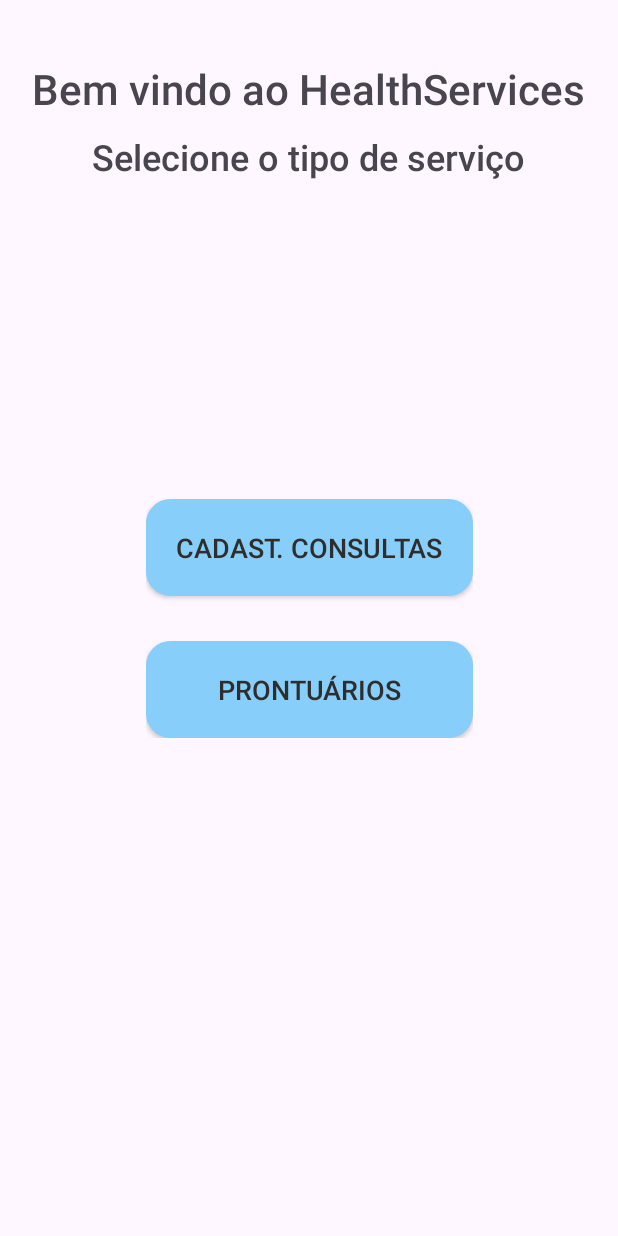
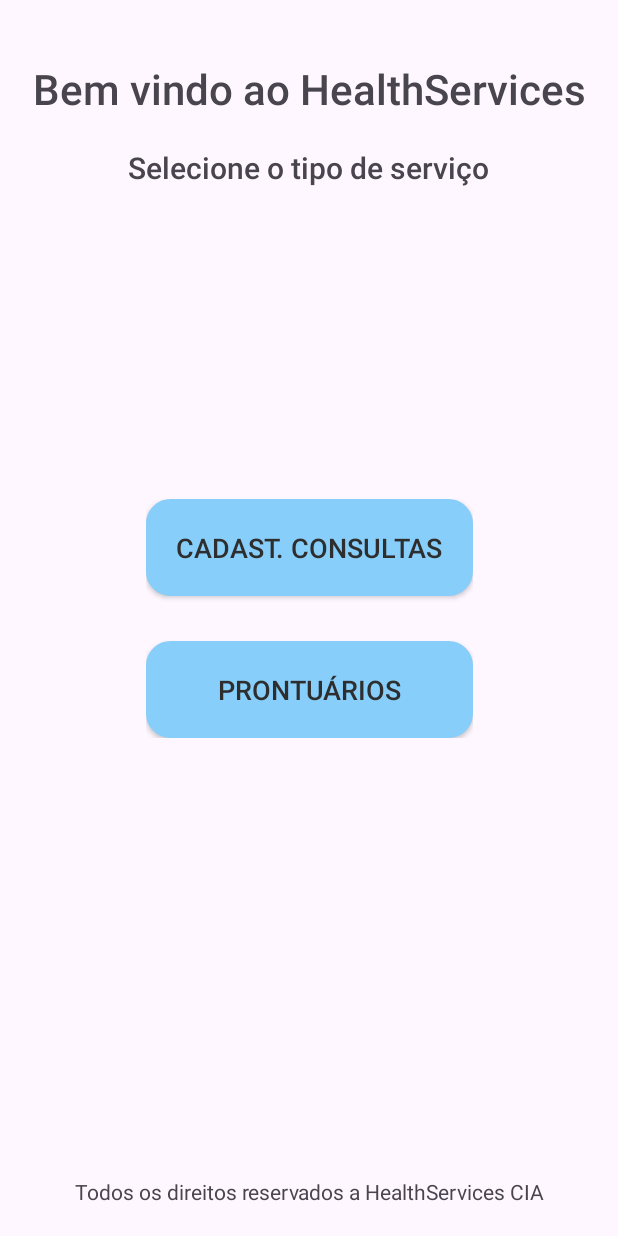
Before and after one commit to Miinero/gs-2sem, an Android app: the screen it shows after launch (MainActivity), on a phone screen of 412 x 824 dp. Run offline under Robolectric (Android 15) with nearby library versions, the phone set to English and light mode, and no system bars.

```diff
--- /dev/null
+++ b/app/src/main/java/com/fiap/gs2sem/models/AppointmentDTO.kt
@@ -0,0 +1,4 @@
+package com.fiap.gs2sem.models
+
+data class AppointmentDTO(val name: String, val date: String, val cpf: String, val medicalType: String, val description: String) {
+}
--- a/app/src/main/res/layout/activity_main.xml
+++ b/app/src/main/res/layout/activity_main.xml
@@ -8,7 +8,7 @@
 
     <TextView
         android:id="@+id/main_activity_welcome"
-        android:layout_width="wrap_content"
+        android:layout_width="0dp"
         android:layout_height="wrap_content"
         android:text="Bem vindo ao HealthServices"
         app:layout_constraintEnd_toEndOf="parent"
@@ -17,6 +17,8 @@
         android:textSize="28sp"
         android:layout_marginTop="40dp"
         android:fontFamily="sans-serif-medium"
+        android:layout_marginHorizontal="15dp"
+        android:textAlignment="center"
         />
 
     <TextView
@@ -27,8 +29,8 @@
         app:layout_constraintEnd_toEndOf="parent"
         app:layout_constraintStart_toStartOf="parent"
         app:layout_constraintTop_toBottomOf="@+id/main_activity_welcome"
-        android:textSize="24sp"
-        android:layout_marginTop="10dp"
+        android:textSize="20sp"
+        android:layout_marginTop="20dp"
         android:fontFamily="sans-serif-medium"
         />
 
@@ -74,4 +76,14 @@
 
     </androidx.constraintlayout.widget.ConstraintLayout>
 
+    <TextView
+        android:id="@+id/textViewRights"
+        android:layout_width="wrap_content"
+        android:layout_height="wrap_content"
+        android:text="Todos os direitos reservados a HealthServices CIA"
+        app:layout_constraintBottom_toBottomOf="parent"
+        app:layout_constraintStart_toStartOf="parent"
+        app:layout_constraintEnd_toEndOf="parent"
+        android:layout_marginBottom="20dp"/>
+
 </androidx.constraintlayout.widget.ConstraintLayout>
--- a/app/src/main/res/layout/activity_register_appoint.xml
+++ b/app/src/main/res/layout/activity_register_appoint.xml
@@ -48,7 +48,7 @@
 
         <EditText
             android:id="@+id/register_activity_edttext_date"
-            android:layout_width="110dp"
+            android:layout_width="120dp"
             android:layout_height="wrap_content"
             android:maxLength="10"
             android:layout_marginTop="40dp"
@@ -56,8 +56,10 @@
             android:textColorHint="@color/light_grey"
             android:focusable="false"
             android:cursorVisible="false"
+            android:layout_marginEnd="30dp"
             app:layout_constraintStart_toStartOf="@id/register_activity_layout_name"
             app:layout_constraintTop_toBottomOf="@+id/register_activity_layout_name"
+            app:layout_constraintEnd_toStartOf="@id/register_activity_layout_cpf"
             />
 
         <com.google.android.material.textfield.TextInputLayout
@@ -68,7 +70,6 @@
             app:layout_constraintStart_toEndOf="@+id/register_activity_edttext_date"
             app:layout_constraintTop_toBottomOf="@id/register_activity_layout_name"
             app:layout_constraintBottom_toBottomOf="@id/register_activity_edttext_date"
-            android:layout_marginStart="30dp"
             android:layout_marginTop="20dp"
             >
 
```
Also changed, not shown: app/src/main/java/com/fiap/gs2sem/ui/AppointmentRegisterActivity.kt (+22 -0 lines), 1 other file.
